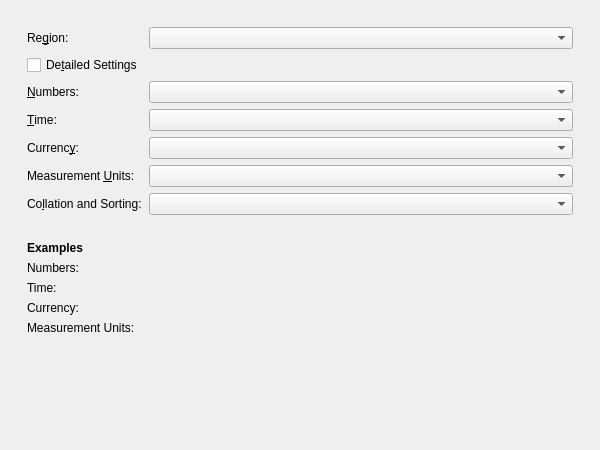
Old version of the form lxqt-config-locale/localeconfig.ui in the repository deepin-community/lxqt-config.
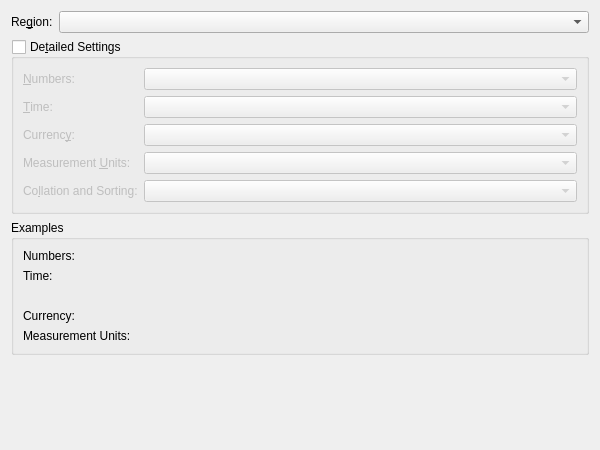
New version of the form. Custom widgets are drawn as their Qt base class.

Diff of the .ui file:
```diff
--- a/lxqt-config-locale/localeconfig.ui
+++ b/lxqt-config-locale/localeconfig.ui
@@ -12,25 +12,9 @@
    </rect>
   </property>
   <layout class="QVBoxLayout" name="verticalLayout">
-   <item>
-    <spacer name="verticalSpacer_2">
-     <property name="orientation">
-      <enum>Qt::Vertical</enum>
-     </property>
-     <property name="sizeType">
-      <enum>QSizePolicy::Fixed</enum>
-     </property>
-     <property name="sizeHint" stdset="0">
-      <size>
-       <width>20</width>
-       <height>16</height>
-      </size>
-     </property>
-    </spacer>
-   </item>
    <item>
     <layout class="QGridLayout" name="gridLayout">
-     <item row="0" column="1">
+     <item row="0" column="0">
       <layout class="QFormLayout" name="formLayout">
        <property name="fieldGrowthPolicy">
         <enum>QFormLayout::ExpandingFieldsGrow</enum>
@@ -42,7 +26,7 @@
         <number>6</number>
        </property>
        <item row="0" column="0">
-        <widget class="QLabel" name="label_10">
+        <widget class="QLabel" name="labelGlobal">
          <property name="text">
           <string>Re&amp;gion:</string>
          </property>
@@ -70,14 +54,25 @@
          </property>
         </widget>
        </item>
-       <item row="1" column="0">
-        <widget class="QCheckBox" name="checkDetailed">
-         <property name="text">
+       <item row="1" column="0" colspan="2">
+        <widget class="QGroupBox" name="checkDetailed">
+         <property name="title">
           <string>De&amp;tailed Settings</string>
          </property>
-        </widget>
-       </item>
-       <item row="2" column="0">
+         <property name="checkable">
+          <bool>true</bool>
+         </property>
+         <property name="checked">
+          <bool>false</bool>
+         </property>
+         <layout class="QFormLayout" name="formLayout_2">
+          <property name="horizontalSpacing">
+           <number>6</number>
+          </property>
+          <property name="verticalSpacing">
+           <number>6</number>
+          </property>
+          <item row="0" column="0">
         <widget class="QLabel" name="labelNumbers">
          <property name="text">
           <string>&amp;Numbers:</string>
@@ -90,7 +85,7 @@
          </property>
         </widget>
        </item>
-       <item row="2" column="1">
+          <item row="0" column="1">
         <widget class="LXQtLocale::ComboBox" name="comboNumbers">
          <property name="sizePolicy">
           <sizepolicy hsizetype="Expanding" vsizetype="Fixed">
@@ -106,7 +101,7 @@
          </property>
         </widget>
        </item>
-       <item row="3" column="0">
+          <item row="1" column="0">
         <widget class="QLabel" name="labelTime">
          <property name="text">
           <string>&amp;Time:</string>
@@ -119,7 +114,7 @@
          </property>
         </widget>
        </item>
-       <item row="3" column="1">
+          <item row="1" column="1">
         <widget class="LXQtLocale::ComboBox" name="comboTime">
          <property name="sizePolicy">
           <sizepolicy hsizetype="Expanding" vsizetype="Fixed">
@@ -135,7 +130,7 @@
          </property>
         </widget>
        </item>
-       <item row="4" column="0">
+          <item row="2" column="0">
         <widget class="QLabel" name="labelCurrency">
          <property name="text">
           <string>Currenc&amp;y:</string>
@@ -148,7 +143,7 @@
          </property>
         </widget>
        </item>
-       <item row="4" column="1">
+          <item row="2" column="1">
         <widget class="LXQtLocale::ComboBox" name="comboCurrency">
          <property name="sizePolicy">
           <sizepolicy hsizetype="Expanding" vsizetype="Fixed">
@@ -164,7 +159,7 @@
          </property>
         </widget>
        </item>
-       <item row="5" column="0">
+          <item row="3" column="0">
         <widget class="QLabel" name="labelMeasurement">
          <property name="text">
           <string>Measurement &amp;Units:</string>
@@ -177,7 +172,7 @@
          </property>
         </widget>
        </item>
-       <item row="5" column="1">
+          <item row="3" column="1">
         <widget class="LXQtLocale::ComboBox" name="comboMeasurement">
          <property name="sizePolicy">
           <sizepolicy hsizetype="Expanding" vsizetype="Fixed">
@@ -193,7 +188,7 @@
          </property>
         </widget>
        </item>
-       <item row="6" column="0">
+          <item row="4" column="0">
         <widget class="QLabel" name="labelCollate">
          <property name="text">
           <string>Co&amp;llation and Sorting:</string>
@@ -206,7 +201,7 @@
          </property>
         </widget>
        </item>
-       <item row="6" column="1">
+          <item row="4" column="1">
         <widget class="LXQtLocale::ComboBox" name="comboCollate">
          <property name="sizePolicy">
           <sizepolicy hsizetype="Expanding" vsizetype="Fixed">
@@ -222,27 +217,22 @@
          </property>
         </widget>
        </item>
-       <item row="7" column="0">
-        <widget class="QLabel" name="label_6">
-         <property name="text">
-          <string/>
-         </property>
-         <property name="alignment">
-          <set>Qt::AlignLeading|Qt::AlignLeft|Qt::AlignTop</set>
-         </property>
+         </layout>
         </widget>
        </item>
-       <item row="8" column="0">
-        <widget class="QLabel" name="labelMeasurement_2">
-         <property name="text">
-          <string>&lt;b&gt;Examples&lt;/b&gt;</string>
+       <item row="2" column="0" colspan="2">
+        <widget class="QGroupBox" name="exampleBox">
+         <property name="title">
+          <string>Examples</string>
          </property>
-         <property name="alignment">
-          <set>Qt::AlignLeading|Qt::AlignLeft|Qt::AlignVCenter</set>
-         </property>
-        </widget>
-       </item>
-       <item row="9" column="0">
+         <layout class="QFormLayout" name="formLayout_3">
+          <property name="horizontalSpacing">
+           <number>6</number>
+          </property>
+          <property name="verticalSpacing">
+           <number>6</number>
+          </property>
+          <item row="0" column="0">
         <widget class="QLabel" name="lexNumbers">
          <property name="text">
           <string>Numbers:</string>
@@ -252,7 +242,7 @@
          </property>
         </widget>
        </item>
-       <item row="9" column="1">
+          <item row="0" column="1">
         <widget class="QLabel" name="exampleNumbers">
          <property name="text">
           <string/>
@@ -262,7 +252,7 @@
          </property>
         </widget>
        </item>
-       <item row="10" column="0">
+          <item row="1" column="0">
         <widget class="QLabel" name="lexTime">
          <property name="text">
           <string>Time:</string>
@@ -272,8 +262,10 @@
          </property>
         </widget>
        </item>
-       <item row="10" column="1">
-        <widget class="QLabel" name="exampleTime">
+          <item row="1" column="1">
+           <layout class="QVBoxLayout" name="verticalLayout_6">
+            <item>
+             <widget class="QLabel" name="exampleTimeLong">
          <property name="text">
           <string/>
          </property>
@@ -282,7 +274,16 @@
          </property>
         </widget>
        </item>
-       <item row="11" column="0">
+            <item>
+             <widget class="QLabel" name="exampleTimeShort">
+              <property name="text">
+               <string/>
+              </property>
+             </widget>
+            </item>
+           </layout>
+          </item>
+          <item row="3" column="0">
         <widget class="QLabel" name="lexCurrency">
          <property name="text">
           <string>Currency:</string>
@@ -292,7 +293,7 @@
          </property>
         </widget>
        </item>
-       <item row="11" column="1">
+          <item row="3" column="1">
         <widget class="QLabel" name="exampleCurrency">
          <property name="text">
           <string/>
@@ -302,8 +303,8 @@
          </property>
         </widget>
        </item>
-       <item row="12" column="0">
-        <widget class="QLabel" name="lexMeasurement_2">
+          <item row="4" column="0">
+           <widget class="QLabel" name="lexMeasurement">
          <property name="text">
           <string>Measurement Units:</string>
          </property>
@@ -312,7 +313,7 @@
          </property>
         </widget>
        </item>
-       <item row="12" column="1">
+          <item row="4" column="1">
         <widget class="QLabel" name="exampleMeasurement">
          <property name="text">
           <string/>
@@ -323,38 +324,9 @@
         </widget>
        </item>
       </layout>
-     </item>
-     <item row="0" column="2">
-      <spacer name="horizontalSpacer_2">
-       <property name="orientation">
-        <enum>Qt::Horizontal</enum>
-       </property>
-       <property name="sizeType">
-        <enum>QSizePolicy::Fixed</enum>
-       </property>
-       <property name="sizeHint" stdset="0">
-        <size>
-         <width>16</width>
-         <height>20</height>
-        </size>
-       </property>
-      </spacer>
-     </item>
-     <item row="0" column="0">
-      <spacer name="horizontalSpacer">
-       <property name="orientation">
-        <enum>Qt::Horizontal</enum>
-       </property>
-       <property name="sizeType">
-        <enum>QSizePolicy::Fixed</enum>
-       </property>
-       <property name="sizeHint" stdset="0">
-        <size>
-         <width>16</width>
-         <height>20</height>
-        </size>
-       </property>
-      </spacer>
+        </widget>
+       </item>
+      </layout>
      </item>
     </layout>
    </item>
@@ -365,19 +337,12 @@
      </property>
      <property name="sizeHint" stdset="0">
       <size>
-       <width>20</width>
-       <height>32</height>
+       <width>5</width>
+       <height>5</height>
       </size>
      </property>
     </spacer>
    </item>
-   <item>
-    <widget class="QLabel" name="label_5">
-     <property name="text">
-      <string/>
-     </property>
-    </widget>
-   </item>
   </layout>
  </widget>
  <customwidgets>
```
Lines whose indentation alone changed are shown as unchanged.
